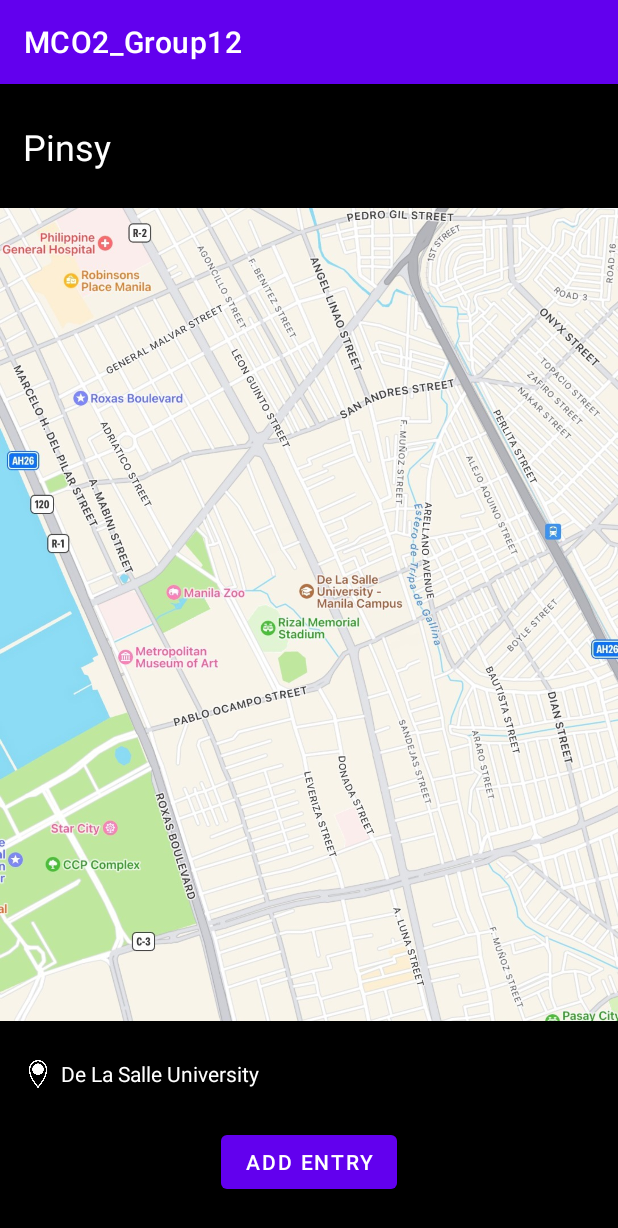
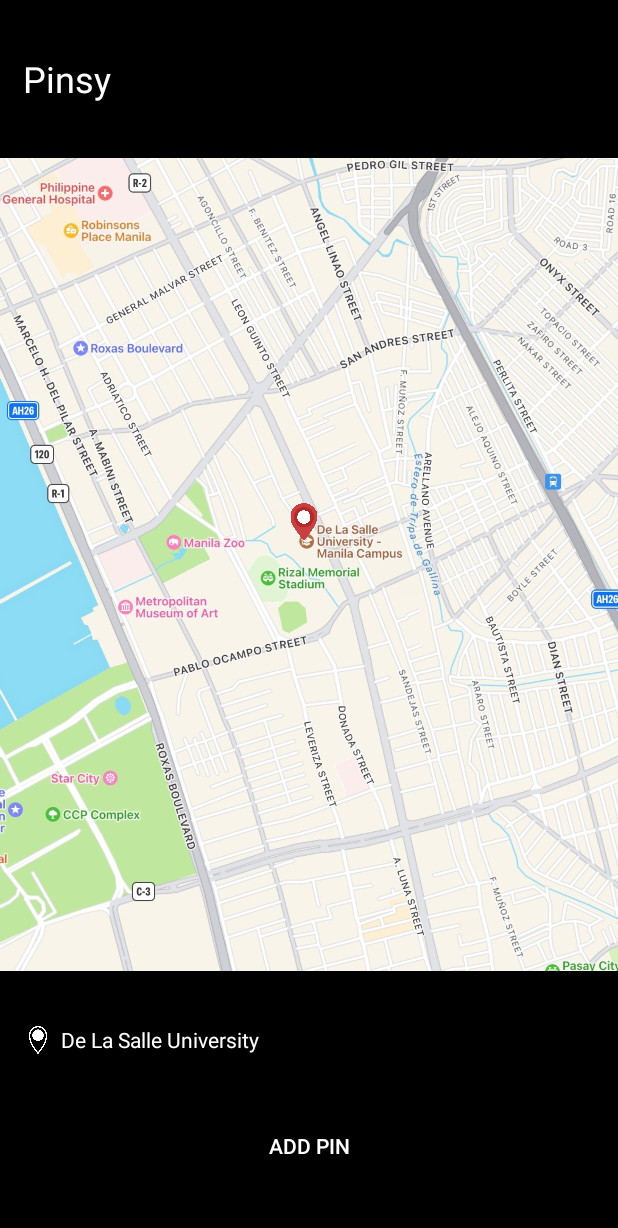
Before and after one commit to ssamu801/MOBDEVE_MCO2, an Android app: the screen it shows after launch (MainActivity), on a phone screen of 412 x 824 dp. Shown: the top 1228 px of the screen. Run offline under Robolectric (Android 15) with nearby library versions, the phone set to English and light mode, and no system bars.

Commit message:
add red pin

```diff
--- a/app/src/main/res/layout/activity_main.xml
+++ b/app/src/main/res/layout/activity_main.xml
@@ -9,27 +9,39 @@
 
 
     <TextView
-        android:id="@+id/textView5"
+        android:id="@+id/logoTv"
         android:layout_width="wrap_content"
         android:layout_height="wrap_content"
         android:layout_marginStart="15dp"
         android:text="Pinsy"
         android:textColor="#FFFFFF"
         android:textSize="24sp"
-        app:layout_constraintBottom_toTopOf="@id/imageView5"
+        app:layout_constraintBottom_toTopOf="@id/mapIv"
         app:layout_constraintStart_toStartOf="parent"
         app:layout_constraintTop_toTopOf="parent" />
 
     <ImageView
-        android:id="@+id/imageView5"
+        android:id="@+id/mapIv"
         android:layout_width="wrap_content"
         android:layout_height="wrap_content"
         android:adjustViewBounds="true"
-        app:layout_constraintTop_toBottomOf="@id/textView5"
+        app:layout_constraintTop_toBottomOf="@id/logoTv"
         app:layout_constraintStart_toStartOf="parent"
         app:layout_constraintEnd_toEndOf="parent"
         app:layout_constraintBottom_toTopOf="@id/ll1"
         app:srcCompat="@drawable/map" />
+
+    <ImageView
+        android:id="@+id/redPinIv"
+        android:layout_width="25dp"
+        android:layout_height="25dp"
+        android:adjustViewBounds="true"
+        android:layout_marginTop="230dp"
+        android:layout_marginStart="190dp"
+        app:layout_constraintStart_toStartOf="@id/mapIv"
+        app:layout_constraintTop_toBottomOf="@id/mapIv"
+        app:layout_constraintTop_toTopOf="@id/mapIv"
+        app:srcCompat="@drawable/red_pin" />
 
     <LinearLayout
         android:id="@+id/ll1"
@@ -37,19 +49,19 @@
         android:layout_height="wrap_content"
         android:layout_marginStart="15dp"
         android:orientation="horizontal"
-        app:layout_constraintBottom_toTopOf="@id/button"
+        app:layout_constraintBottom_toTopOf="@id/addBtn"
         app:layout_constraintStart_toStartOf="parent"
-        app:layout_constraintTop_toBottomOf="@id/imageView5">
+        app:layout_constraintTop_toBottomOf="@id/mapIv">
 
 
         <ImageView
-            android:id="@+id/imageView8"
+            android:id="@+id/whitePinIv"
             android:layout_width="20dp"
             android:layout_height="20dp"
-            app:srcCompat="@drawable/pin" />
+            app:srcCompat="@drawable/white_pin" />
 
         <TextView
-            android:id="@+id/textView6"
+            android:id="@+id/locationTv"
             android:layout_width="wrap_content"
             android:layout_height="wrap_content"
             android:text="De La Salle University"
@@ -60,13 +72,15 @@
 
 
     <Button
-        android:id="@+id/button"
+        android:id="@+id/addBtn"
         android:layout_width="wrap_content"
         android:layout_height="wrap_content"
-        app:layout_constraintTop_toBottomOf="@id/ll1"
+        android:background="@color/black"
+        android:text="Add Pin"
+        android:textColor="@color/white"
         app:layout_constraintBottom_toBottomOf="parent"
+        app:layout_constraintEnd_toEndOf="parent"
         app:layout_constraintStart_toStartOf="parent"
-        app:layout_constraintEnd_toEndOf="parent"
-        android:text="Add Entry" />
+        app:layout_constraintTop_toBottomOf="@id/ll1" />
 
 </androidx.constraintlayout.widget.ConstraintLayout>
--- a/app/src/main/res/values-night/themes.xml
+++ b/app/src/main/res/values-night/themes.xml
@@ -1,6 +1,6 @@
 <resources xmlns:tools="http://schemas.android.com/tools">
     <!-- Base application theme. -->
-    <style name="Theme.MCO2_Group12" parent="Theme.MaterialComponents.DayNight.DarkActionBar">
+    <style name="Theme.MCO2_Group12" parent="Theme.AppCompat.Light.NoActionBar">
         <!-- Primary brand color. -->
         <item name="colorPrimary">@color/purple_200</item>
         <item name="colorPrimaryVariant">@color/purple_700</item>
--- a/app/src/main/res/values/themes.xml
+++ b/app/src/main/res/values/themes.xml
@@ -1,6 +1,6 @@
 <resources xmlns:tools="http://schemas.android.com/tools">
     <!-- Base application theme. -->
-    <style name="Theme.MCO2_Group12" parent="Theme.MaterialComponents.DayNight.DarkActionBar">
+    <style name="Theme.MCO2_Group12" parent="Theme.AppCompat.Light.NoActionBar">
         <!-- Primary brand color. -->
         <item name="colorPrimary">@color/purple_500</item>
         <item name="colorPrimaryVariant">@color/purple_700</item>
```
Also changed, not shown: app/src/main/res/drawable/red_pin.png (added), app/src/main/res/drawable/white_pin.png (renamed from app/src/main/res/drawable/pin.png).
